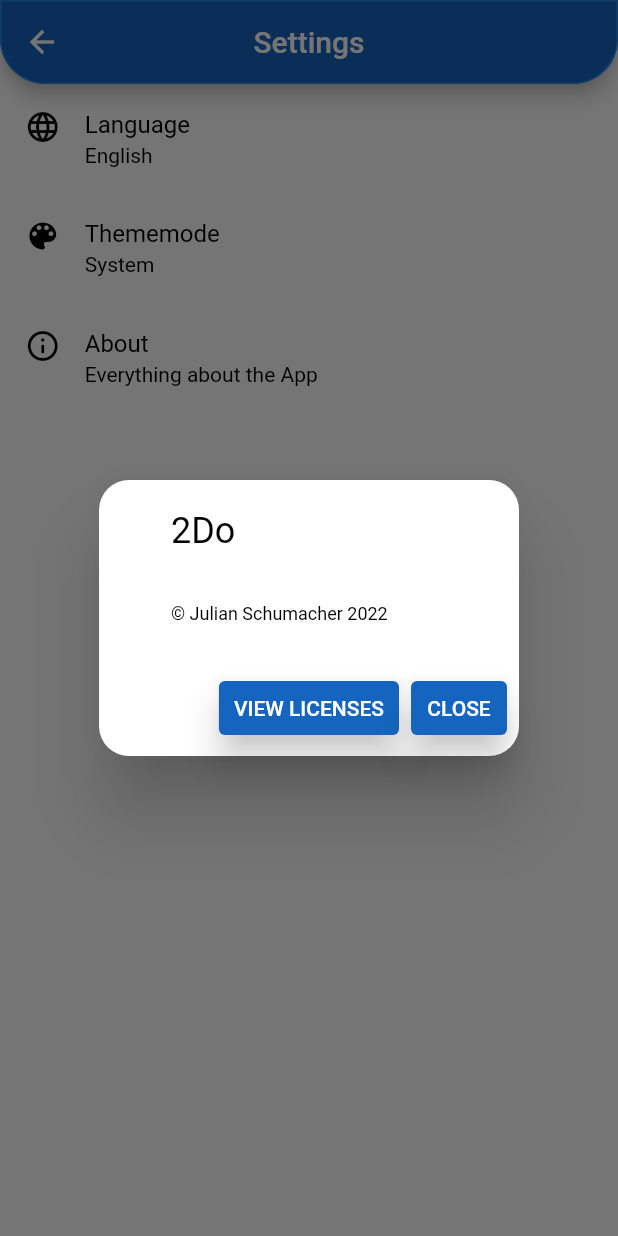
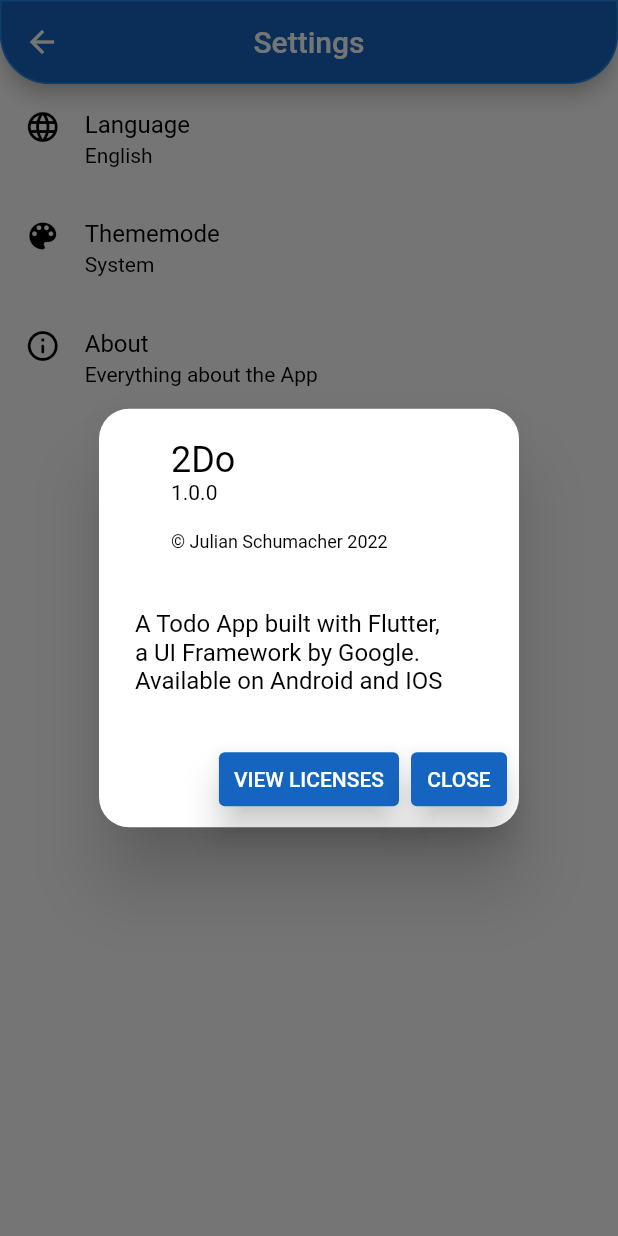
Before and after one commit to Julessh05/2Do, a Flutter app: the SettingsMainScreen screen opened by its route, after a tap on "About", on a phone screen of 412 x 824 dp. Run offline on Flutter 3.47's test engine with Material 2 defaults, Android fonts, the phone set to English and light mode, and no system bars; our stand-ins replace hive, hive_flutter; accounts and stored records are empty.

Commit message:
Make Preparations for release
Add Android Launch Icon
Fix Typos
Fix last issues
Update Styles

```diff
--- a/lib/logic/jumper.dart
+++ b/lib/logic/jumper.dart
@@ -12,11 +12,11 @@ import 'package:todo/screens/settings_screens.dart';
 /// This class contains a part of Jumps and Navigating
 /// Actions done in the App
 /// It does not contain everything. This is because sometimes it
-/// is nessecary to call setState(() {}) after navigating to a Widget
-/// or after poping the Widget. setState(() {}) can't be called in a static
+/// is necessary to call setState(() {}) after navigating to a Widget
+/// or after popping the Widget. setState(() {}) can't be called in a static
 /// reference, so these Methods are implemented into the Widget directly
 class Jumper {
-  /// Navigate back to the Homescreen and Renove every
+  /// Navigate back to the Homescreen and Remove every
   /// other Screen on the Stack
   static void backToTheHomescreen(BuildContext context) {
     Navigator.pushNamedAndRemoveUntil(
--- a/lib/logic/translate.dart
+++ b/lib/logic/translate.dart
@@ -210,6 +210,12 @@ class Translation {
     "Checked:": {
       const Locale("de", "DE"): "Erledigt:",
     },
+    "Checked": {
+      const Locale("de", "DE"): "Erledigt",
+    },
+    "Not yet": {
+      const Locale("de", "DE"): "Noch nicht",
+    },
     "About": {
       const Locale("de", "DE"): "Über",
     },
--- a/lib/main.dart
+++ b/lib/main.dart
@@ -7,7 +7,6 @@ import 'package:flutter_localizations/flutter_localizations.dart';
 import 'package:hive_flutter/hive_flutter.dart';
 import 'package:todo/logic/translate.dart';
 import 'package:todo/models/search_results.dart';
-import 'package:todo/models/setting.dart';
 import 'package:todo/models/todo.dart';
 import 'package:todo/screens/add_todo_screen.dart';
 import 'package:todo/screens/homescreen.dart';
@@ -23,7 +22,6 @@ void main() async {
   await Storage.init();
   Storage.loadSettings();
   Storage.loadTodos();
-  AllSettings.setAllSettings();
   runApp(const TodoApp());
 }
 
@@ -32,6 +30,8 @@ class TodoApp extends StatefulWidget {
 
   static const routeName = "main";
   static final themeStream = StreamController<ThemeMode>();
+  static const double appVersion = 1.0;
+  static const String appVersionString = "1.0.0";
 
   @override
   State<TodoApp> createState() => _TodoAppState();
--- a/lib/models/identifiable_model.dart
+++ b/lib/models/identifiable_model.dart
@@ -6,7 +6,7 @@ abstract class IdentifiableModel {
   /// a new Instance of this Object in the Storage
   final String identifier;
 
-  /// Used to seperate the single fields of an Object while reading
+  /// Used to separate the single fields of an Object while reading
   /// it from the Storage
   /// Usually an [RegExp]
   final Pattern regExp;
--- a/lib/models/search_results.dart
+++ b/lib/models/search_results.dart
@@ -1,5 +1,6 @@
 library models;
 
+import 'package:todo/logic/translate.dart';
 import 'package:todo/models/setting.dart';
 import 'package:todo/models/todo.dart';
 
@@ -19,7 +20,7 @@ class SearchResult {
     if (isTodo) {
       return todo!.title;
     } else if (!isTodo) {
-      return setting!.name;
+      return setting!.name.translate();
     } else {
       return "Error: Getting Name failed";
     }
--- a/lib/models/setting.dart
+++ b/lib/models/setting.dart
@@ -191,7 +191,7 @@ class Setting extends HiveObject {
         _output = "String";
         break;
       case "Object":
-        _output = Converter.supportedTypetoString(objectValue.runtimeType);
+        _output = Converter.supportedTypeToString(objectValue.runtimeType);
         break;
       default:
         _output = "Error";
--- a/lib/screens/add_todo_screen.dart
+++ b/lib/screens/add_todo_screen.dart
@@ -147,7 +147,7 @@ class _AddTodoScreenState extends State<AddTodoScreen> {
               date == null ? "Set a Time".translate() : "Time".translate(),
             ),
             subtitle:
-                time == null ? null : Text(Converter.timeOfDaytoString(time!)),
+                time == null ? null : Text(Converter.timeOfDayToString(time!)),
             leading: const Icon(Icons.timelapse_rounded),
             onTap: () => _setTime().then(
               (value) => setState(() {
@@ -291,7 +291,6 @@ class _AddTodoScreenState extends State<AddTodoScreen> {
       locale: Translation.activeLocale,
       cancelText: "Cancel".translate(),
       confirmText: "Confirm".translate(),
-      // TODO: right / useful?
       useRootNavigator: true,
     );
   }
@@ -304,7 +303,6 @@ class _AddTodoScreenState extends State<AddTodoScreen> {
       initialEntryMode: TimePickerEntryMode.dial,
       cancelText: "Cancel".translate(),
       confirmText: "Confirm".translate(),
-      // TODO: right / useful?
       useRootNavigator: true,
     );
   }
--- a/lib/screens/components/settings_sub_tile.dart
+++ b/lib/screens/components/settings_sub_tile.dart
@@ -6,7 +6,7 @@ import 'package:todo/models/setting.dart';
 import 'package:todo/screens/components/settings_tile.dart';
 
 /// Is used to show new SettingsTiles from one SettingsTile above them
-/// They have nearly the same options as a [SettingsTile], withour the option
+/// They have nearly the same options as a [SettingsTile], without the option
 /// to have Subtiles
 class SettingsSubTile extends StatefulWidget {
   const SettingsSubTile({
--- a/lib/screens/components/todo_tile.dart
+++ b/lib/screens/components/todo_tile.dart
@@ -73,7 +73,7 @@ class _TodoTileState extends State<TodoTile> {
     widget.setStateFunc();
   }
 
-  /// Funtion called when the Todo is checked
+  /// Function called when the Todo is checked
   /// and marked as done.
   void _onChecked() {
     setState(() {
--- a/lib/screens/homescreen.dart
+++ b/lib/screens/homescreen.dart
@@ -8,6 +8,7 @@ import 'package:todo/models/todo.dart';
 import 'package:todo/models/todo_list.dart';
 import 'package:todo/screens/add_todo_screen.dart';
 import 'package:todo/screens/settings_screens.dart';
+
 import 'components/todo_tile.dart';
 
 class Homescreen extends StatefulWidget {
@@ -39,7 +40,7 @@ class _HomescreenState extends State<Homescreen> {
   }
 
   /// AppBar which depends on whether you have selected
-  /// one or more Tdos or not
+  /// one or more Todos or not
   AppBar get _appBar {
     bool selected = false;
     final AppBar _appBar;
@@ -189,7 +190,7 @@ class _HomescreenState extends State<Homescreen> {
   }
 }
 
-/// Screen which showns all the checked Todos.
+/// Screen which shows all the checked Todos.
 class CheckedTodosScreen extends StatefulWidget {
   const CheckedTodosScreen({Key? key}) : super(key: key);
 
--- a/lib/screens/search_screen.dart
+++ b/lib/screens/search_screen.dart
@@ -137,16 +137,19 @@ class _SearchScreenState extends State<SearchScreen> {
     return _scaffold;
   }
 
-  /// Searchs in the [listOfTodos] and [listOfSettings]
+  /// Searches in the [TodoList.listOfTodos] and [listOfSettings]
   /// and navigates to a new Screen.
-  /// This eigther shows the results or says "No Results found"
+  /// This either shows the results or says "No Results found"
   void _search(String input) {
     List<SearchResult> listOfResults = [];
 
     // Search Todos
     for (Todo todo in TodoList.listOfTodos) {
-      if (todo.title == input) {
+      if (todo.title.toLowerCase().contains(input.toLowerCase())) {
         // If Todo matches, create Search Result and add it to the list
+        final _result = SearchResult(todo: todo);
+        listOfResults.add(_result);
+      } else if (todo.content.toLowerCase().contains(input.toLowerCase())) {
         final _result = SearchResult(todo: todo);
         listOfResults.add(_result);
       } else {
@@ -156,7 +159,10 @@ class _SearchScreenState extends State<SearchScreen> {
 
     // Search Settings
     for (Setting setting in listOfSettings) {
-      if (setting.name == input) {
+      if (setting.name
+          .translate()
+          .toLowerCase()
+          .contains(input.toLowerCase())) {
         // If Setting matches, create Search Result and add it to the list
         final _result = SearchResult(setting: setting);
         listOfResults.add(_result);
--- a/lib/screens/settings_screens.dart
+++ b/lib/screens/settings_screens.dart
@@ -89,6 +89,13 @@ class _SettingsMainScreenState extends State<SettingsMainScreen> {
             icon: const Icon(Icons.info_outline_rounded),
             aboutDialog: const AboutDialog(
               applicationName: "2Do",
+              applicationVersion: TodoApp.appVersionString,
+              children: <Widget>[
+                Text("\n"),
+                Text("A Todo App built with Flutter,"),
+                Text("a UI Framework by Google."),
+                Text("Available on Android and IOS"),
+              ],
               applicationLegalese: "© Julian Schumacher 2022",
             ),
           )
@@ -279,7 +286,6 @@ class _SettingsMainScreenState extends State<SettingsMainScreen> {
             autofocus: false,
             enableFeedback: true,
             isThreeLine: false,
-            // TODO: translate
             title: Text(
               "unimportant".translate(),
               semanticsLabel: "unimportant".translate(),
--- a/lib/screens/todo_detail_screen.dart
+++ b/lib/screens/todo_detail_screen.dart
@@ -6,7 +6,6 @@ import 'package:flutter/services.dart';
 import 'package:todo/logic/jumper.dart';
 import 'package:todo/logic/translate.dart';
 import 'package:todo/models/todo.dart';
-import 'package:todo/models/todo_list.dart';
 import 'package:todo/screens/components/todo_details_tile.dart';
 import 'package:todo/storage/storage.dart';
 
@@ -69,7 +68,9 @@ class _TodoDetailScreenState extends State<TodoDetailScreen> {
           // Checked
           TodoDetailsTile(
             title: "Checked:".translate(),
-            subtitle: widget.todo.checked.toString(),
+            subtitle: widget.todo.checked
+                ? "Checked".translate()
+                : "Not yet".translate(),
           ),
 
           // Time
--- a/lib/storage/storage.dart
+++ b/lib/storage/storage.dart
@@ -25,7 +25,7 @@ class Storage {
   /// The Key / Name for the [_settingsBox]
   static const settingsBoxKey = "Settings Box";
 
-  /// Init Method which inits everything and is responsible
+  /// Init Method which initializes everything and is responsible
   /// for registering the Adapters
   /// Also the Boxes are opened here
   static Future<void> init() async {
```
Also changed, not shown: lib/logic/converter.dart (+4 -4 lines), lib/models/todo.dart (+9 -9 lines), lib/models/todo_list.dart (+9 -9 lines), lib/styles/themes.dart (+36 -12 lines), 10 other files.
